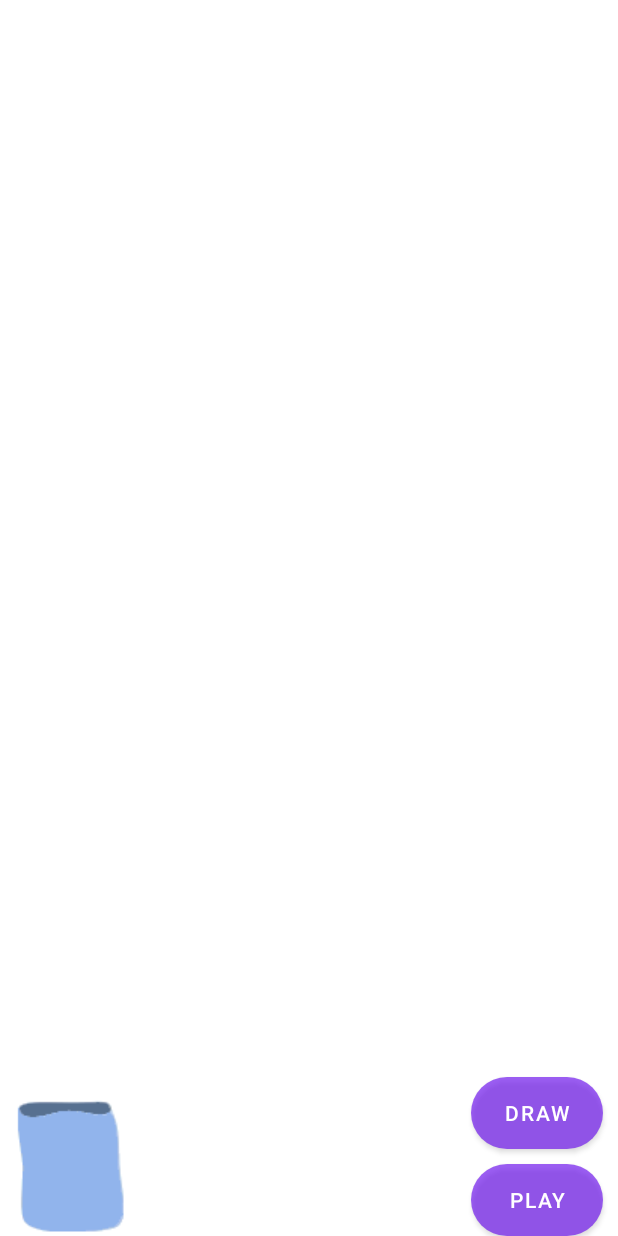
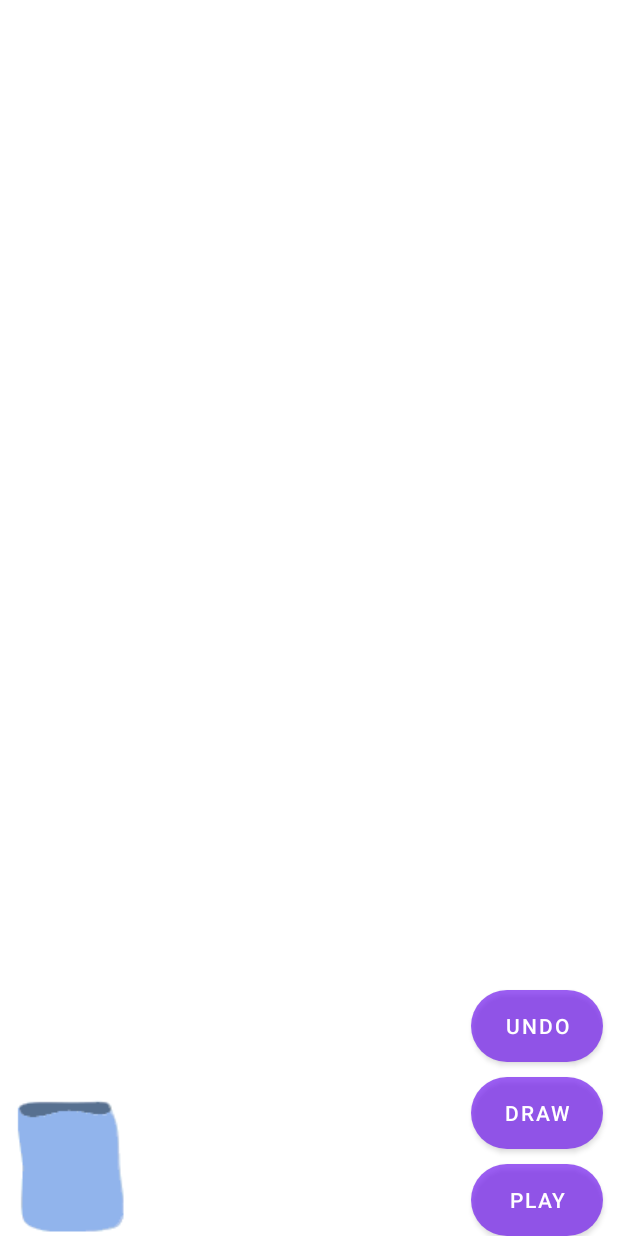
Before and after one commit to mpndl/QwirkleClient, an Android app: the layout fragment_game.xml on its own in the app's theme, with its tools: preview values and no code run, on a phone screen of 412 x 824 dp. Run offline under Robolectric (Android 15) with nearby library versions, the phone set to English and light mode, and no system bars.

Commit message:
Implemented undo functionality

```diff
--- a/app/src/main/java/za/nmu/wrpv/qwirkle/messages/client/Drawn.java
+++ b/app/src/main/java/za/nmu/wrpv/qwirkle/messages/client/Drawn.java
@@ -39,11 +39,14 @@ public class Drawn extends Message implements Serializable {
 
             Button btnPlay = context.findViewById(R.id.btn_play);
             Button btnDraw = context.findViewById(R.id.btn_draw);
+            Button btnUndo = context.findViewById(R.id.btn_undo);
             btnDraw.setEnabled(false);
             btnPlay.setEnabled(false);
+            btnUndo.setEnabled(false);
             if (GameModel.isTurn()) {
                 btnDraw.setEnabled(true);
                 btnPlay.setEnabled(true);
+                btnUndo.setEnabled(true);
             }
         });
     }
--- a/app/src/main/java/za/nmu/wrpv/qwirkle/messages/client/Played.java
+++ b/app/src/main/java/za/nmu/wrpv/qwirkle/messages/client/Played.java
@@ -78,11 +78,14 @@ public class Played extends Message implements Serializable {
 
             Button btnPlay = context.findViewById(R.id.btn_play);
             Button btnDraw = context.findViewById(R.id.btn_draw);
+            Button btnUndo = context.findViewById(R.id.btn_undo);
             btnDraw.setEnabled(false);
             btnPlay.setEnabled(false);
+            btnUndo.setEnabled(false);
             if (GameModel.isTurn()) {
                 btnDraw.setEnabled(true);
                 btnPlay.setEnabled(true);
+                btnUndo.setEnabled(true);
             }
         });
     }
--- a/app/src/main/res/layout/fragment_game.xml
+++ b/app/src/main/res/layout/fragment_game.xml
@@ -30,6 +30,17 @@
         </HorizontalScrollView>
 
     </ScrollView>
+
+    <Button
+        android:id="@+id/btn_undo"
+        android:layout_width="wrap_content"
+        android:layout_height="wrap_content"
+        android:layout_marginEnd="10dp"
+        android:layout_marginBottom="10dp"
+        android:background="@drawable/round_button"
+        android:text="@string/btn_undo"
+        app:layout_constraintBottom_toTopOf="@+id/btn_draw"
+        app:layout_constraintEnd_toEndOf="parent" />
 
     <Button
         android:id="@+id/btn_draw"
--- a/app/src/main/res/values/strings.xml
+++ b/app/src/main/res/values/strings.xml
@@ -23,4 +23,7 @@
     <string name="score_column_title">Score</string>
     <string name="notification_title">New Message</string>
     <string name="notification_description">You have a new message</string>
+    <string name="btn_undo">Undo</string>
+    <string name="lan">LAN</string>
+    <string name="use_lan">Using LAN address: %s</string>
 </resources>
```
Also changed, not shown: app/src/main/java/za/nmu/wrpv/qwirkle/BeginActivity.java (+1 -14 lines), app/src/main/java/za/nmu/wrpv/qwirkle/GameFragment.java (+16 -0 lines), app/src/main/java/za/nmu/wrpv/qwirkle/GameModel.java (+7 -0 lines), 1 other file.
